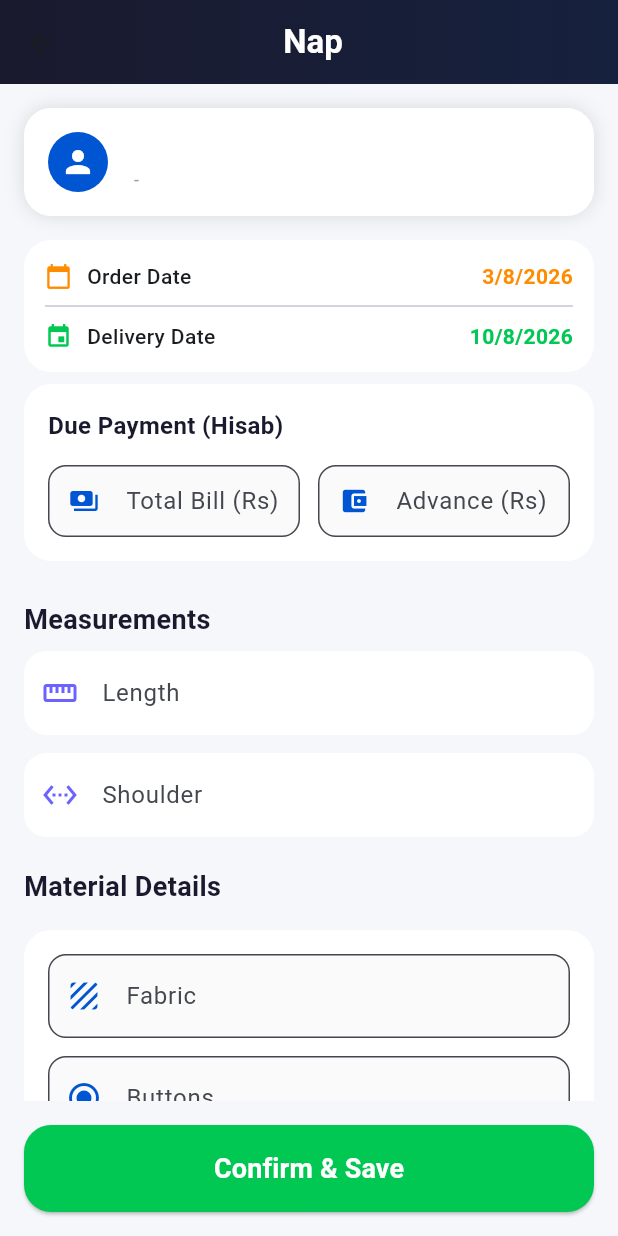
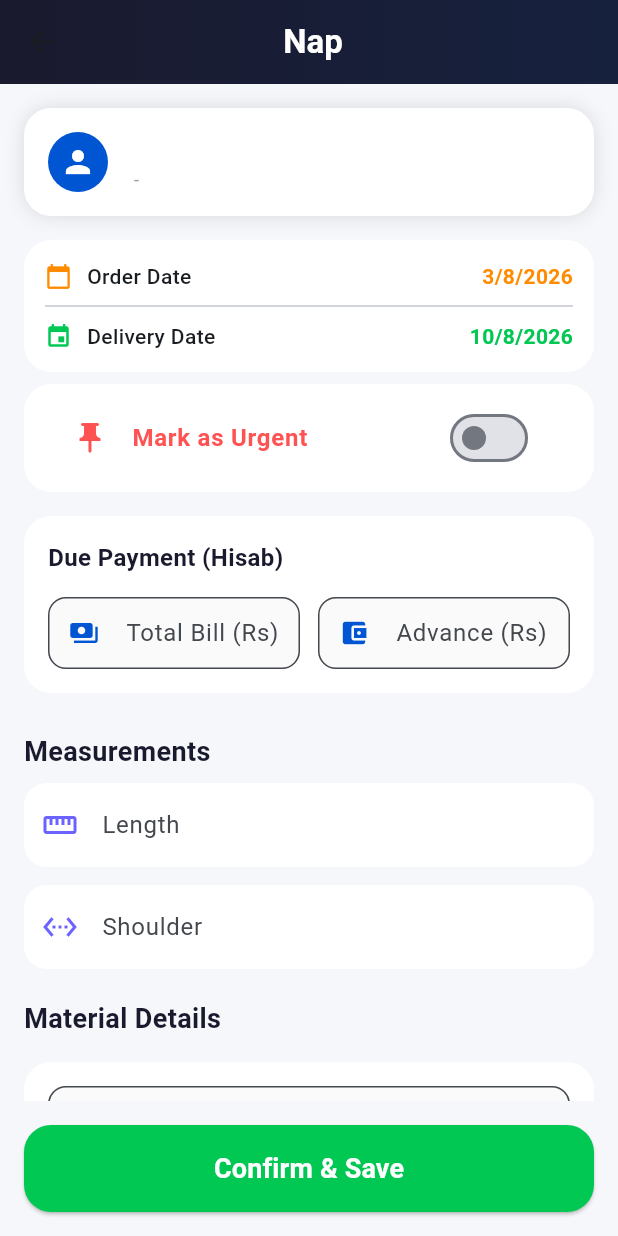
Before and after one commit to talibafridi97-source/Tailor_Management_System, a Flutter app: the MeasurementScreen screen opened directly with empty values, on a phone screen of 412 x 824 dp. Run offline on Flutter 3.47's test engine with Material 3 defaults, Android fonts, the phone set to English and light mode, and no system bars; our stand-ins replace cloud_firestore, firebase_auth, firebase_core, shared_preferences; accounts and stored records are empty.

Commit message:
Add 'Urgent/Pin' feature: Sort urgent orders at the top with visual indicators and toggle option

```diff
--- a/lib/Tailor_App/app_translations.dart
+++ b/lib/Tailor_App/app_translations.dart
@@ -48,6 +48,9 @@ class AppTranslations {
       'cm': 'Centimeters',
       'select_unit': 'Select Measurement Unit',
       'unit_desc': 'Set default unit (Inches or CM)',
+      'urgent': 'Urgent',
+      'mark_urgent': 'Mark as Urgent',
+      'pinned_orders': 'Pinned Orders',
     },
     'ur': {
       'app_title': 'ٹیلر بک',
@@ -97,6 +100,9 @@ class AppTranslations {
       'cm': 'سینٹی میٹر',
       'select_unit': 'پیمائش کی اکائی منتخب کریں',
       'unit_desc': 'ڈیفالٹ اکائی (انچ یا سینٹی میٹر) سیٹ کریں',
+      'urgent': 'فوری (Urgent)',
+      'mark_urgent': 'فوری آرڈر کے طور پر نشان زد کریں',
+      'pinned_orders': 'پن کیے ہوئے آرڈرز',
     },
     'hi': {
       'app_title': 'दर्जी बुक',
@@ -146,6 +152,9 @@ class AppTranslations {
       'cm': 'सेंटीमीटर',
       'select_unit': 'माप इकाई चुनें',
       'unit_desc': 'डिफ़ॉल्ट इकाई (इंच या सेमी) सेट करें',
+      'urgent': 'तत्काल (Urgent)',
+      'mark_urgent': 'तत्काल के रूप में चिह्नित करें',
+      'pinned_orders': 'पिन किए गए ऑर्डर',
     },
     'ps': {
       'app_title': 'د خیاط کتاب',
@@ -195,6 +204,9 @@ class AppTranslations {
       'cm': 'سانتي متره',
       'select_unit': 'د اندازه کولو واحد غوره کړئ',
       'unit_desc': 'ډیفالټ واحد (انچ یا سانتي متره) تنظیم کړئ',
+      'urgent': 'فوري (Urgent)',
+      'mark_urgent': 'د فوري په توګه په نښه کړئ',
+      'pinned_orders': 'پن شوي امرونه',
     },
   };
 
--- a/lib/Tailor_App/measurement_screen.dart
+++ b/lib/Tailor_App/measurement_screen.dart
@@ -1,6 +1,8 @@
-import 'package:flutter/material.dart';
 import 'package:firebase_auth/firebase_auth.dart';
 import 'package:cloud_firestore/cloud_firestore.dart';
+import 'package:provider/provider.dart';
+import 'settings_provider.dart';
+import 'app_translations.dart';
 
 class MeasurementScreen extends StatefulWidget {
   final String clientName;
@@ -37,6 +39,7 @@ class _MeasurementScreenState extends State<MeasurementScreen> {
   // Payment Controllers
   final TextEditingController _totalPriceController = TextEditingController();
   final TextEditingController _advanceController = TextEditingController();
+  bool _isUrgent = false;
 
   final FirebaseFirestore _firestore = FirebaseFirestore.instance;
   bool _isLoading = false;
@@ -112,6 +115,10 @@ class _MeasurementScreenState extends State<MeasurementScreen> {
   @override
   Widget build(BuildContext context) {
     final measurements = _getMeasurements();
+    final settings = Provider.of<SettingsProvider>(context);
+    final locale = settings.locale.languageCode;
+    String t(String key) => AppTranslations.getText(key, locale);
+
     return Scaffold(
       backgroundColor: const Color(0xFFF5F7FA),
       appBar: AppBar(
@@ -131,6 +138,7 @@ class _MeasurementScreenState extends State<MeasurementScreen> {
                 children: [
                   _clientCard(),
                   _datesCard(),
+                  _urgentToggle(t),
                   _paymentCard(), // Added Payment Card
                   const SizedBox(height: 10),
                   const Padding(
@@ -167,6 +175,25 @@ class _MeasurementScreenState extends State<MeasurementScreen> {
           ),
           _saveAction(),
         ],
+      ),
+    );
+  }
+
+  Widget _urgentToggle(String Function(String) t) {
+    return Container(
+      margin: const EdgeInsets.symmetric(horizontal: 16, vertical: 8),
+      padding: const EdgeInsets.symmetric(horizontal: 16, vertical: 8),
+      decoration: BoxDecoration(
+        color: Colors.white,
+        borderRadius: BorderRadius.circular(18),
+        border: _isUrgent ? Border.all(color: Colors.redAccent, width: 2) : null,
+      ),
+      child: SwitchListTile(
+        title: Text(t('mark_urgent'), style: const TextStyle(fontWeight: FontWeight.bold, color: Colors.redAccent)),
+        secondary: const Icon(Icons.push_pin, color: Colors.redAccent),
+        value: _isUrgent,
+        activeColor: Colors.redAccent,
+        onChanged: (val) => setState(() => _isUrgent = val),
       ),
     );
   }
@@ -363,6 +390,7 @@ class _MeasurementScreenState extends State<MeasurementScreen> {
         'totalBill': total,
         'advancePayment': adv,
         'dueAmount': due,
+        'isPinned': _isUrgent,
         'orderDate': Timestamp.fromDate(_orderDate),
         'deliveryDate': Timestamp.fromDate(_deliveryDate),
         'status': 'pending',
```
Also changed, not shown: lib/Tailor_App/home_screen.dart (+57 -4 lines).
